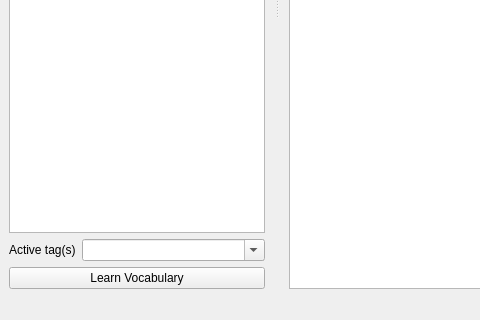
Old version of the form ui/reader.ui in the repository FooSoft/yomichan-anki; both pictures show x 0 to 480 and y 330 to 650 of the 900 by 650 pixel window.
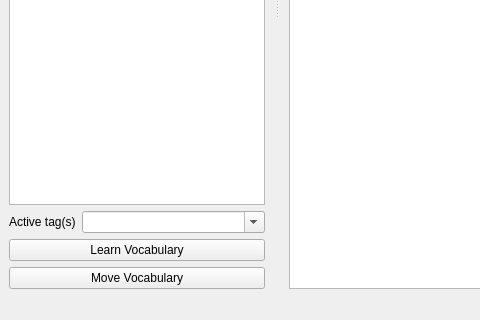
New version of the form. Icons and pictures are not drawn.

The edit to the form file:
```diff
--- a/ui/reader.ui
+++ b/ui/reader.ui
@@ -215,11 +215,22 @@
       </layout>
      </item>
      <item>
+      <layout class="QVBoxLayout" name="verticalLayout_5">
+       <item>
       <widget class="QPushButton" name="learnVocabulary">
        <property name="text">
         <string>Learn Vocabulary</string>
        </property>
       </widget>
+       </item>
+       <item>
+        <widget class="QPushButton" name="moveVocabulary">
+         <property name="text">
+          <string>Move Vocabulary</string>
+         </property>
+        </widget>
+       </item>
+      </layout>
      </item>
     </layout>
    </widget>
```
Lines whose indentation alone changed are shown as unchanged.
